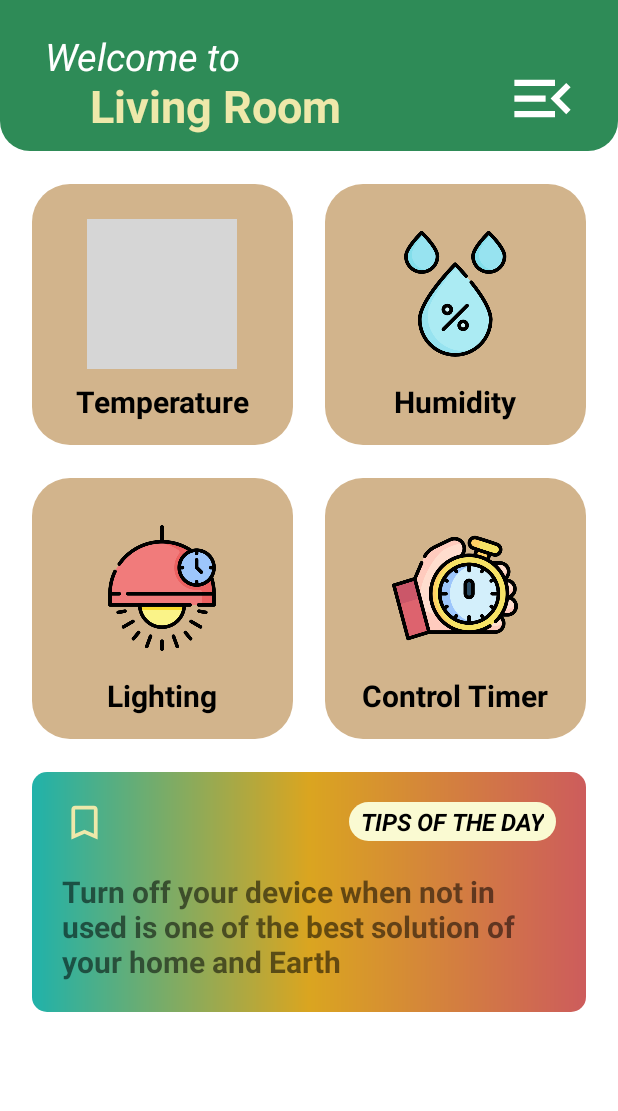
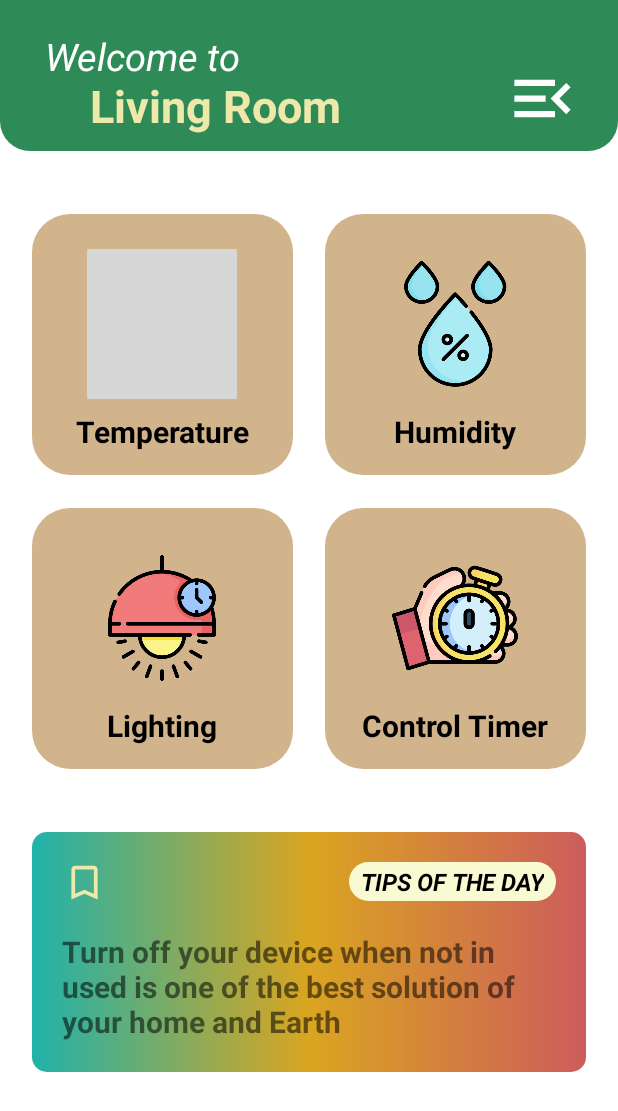
Before and after one commit to PantheraXpoint/IOT_Android, an Android app: the HomeActivity screen opened directly, with no data from a screen before it, on a phone screen of 412 x 824 dp. Shown: the top 1111 px of the screen. Run offline under Robolectric (Android 15) with nearby library versions, the phone set to English and light mode, and no system bars; grey boxes are pictures that could not be loaded.

Commit message:
finish UI for home screen

```diff
--- /dev/null
+++ b/app/src/main/res/drawable/ic_history.xml
@@ -0,0 +1,10 @@
+<vector xmlns:android="http://schemas.android.com/apk/res/android"
+    android:width="24dp"
+    android:height="24dp"
+    android:viewportWidth="24"
+    android:viewportHeight="24"
+    android:tint="?attr/colorControlNormal">
+  <path
+      android:fillColor="@android:color/white"
+      android:pathData="M13,3c-4.97,0 -9,4.03 -9,9L1,12l3.89,3.89 0.07,0.14L9,12L6,12c0,-3.87 3.13,-7 7,-7s7,3.13 7,7 -3.13,7 -7,7c-1.93,0 -3.68,-0.79 -4.94,-2.06l-1.42,1.42C8.27,19.99 10.51,21 13,21c4.97,0 9,-4.03 9,-9s-4.03,-9 -9,-9zM12,8v5l4.28,2.54 0.72,-1.21 -3.5,-2.08L13.5,8L12,8z"/>
+</vector>
--- /dev/null
+++ b/app/src/main/res/drawable/ic_profile.xml
@@ -0,0 +1,10 @@
+<vector xmlns:android="http://schemas.android.com/apk/res/android"
+    android:width="24dp"
+    android:height="24dp"
+    android:viewportWidth="24"
+    android:viewportHeight="24"
+    android:tint="?attr/colorControlNormal">
+  <path
+      android:fillColor="@android:color/white"
+      android:pathData="M12,12c2.21,0 4,-1.79 4,-4s-1.79,-4 -4,-4 -4,1.79 -4,4 1.79,4 4,4zM12,14c-2.67,0 -8,1.34 -8,4v2h16v-2c0,-2.66 -5.33,-4 -8,-4z"/>
+</vector>
--- /dev/null
+++ b/app/src/main/res/drawable/ic_settings.xml
@@ -0,0 +1,10 @@
+<vector xmlns:android="http://schemas.android.com/apk/res/android"
+    android:width="24dp"
+    android:height="24dp"
+    android:viewportWidth="24"
+    android:viewportHeight="24"
+    android:tint="?attr/colorControlNormal">
+  <path
+      android:fillColor="@android:color/white"
+      android:pathData="M19.14,12.94c0.04,-0.3 0.06,-0.61 0.06,-0.94c0,-0.32 -0.02,-0.64 -0.07,-0.94l2.03,-1.58c0.18,-0.14 0.23,-0.41 0.12,-0.61l-1.92,-3.32c-0.12,-0.22 -0.37,-0.29 -0.59,-0.22l-2.39,0.96c-0.5,-0.38 -1.03,-0.7 -1.62,-0.94L14.4,2.81c-0.04,-0.24 -0.24,-0.41 -0.48,-0.41h-3.84c-0.24,0 -0.43,0.17 -0.47,0.41L9.25,5.35C8.66,5.59 8.12,5.92 7.63,6.29L5.24,5.33c-0.22,-0.08 -0.47,0 -0.59,0.22L2.74,8.87C2.62,9.08 2.66,9.34 2.86,9.48l2.03,1.58C4.84,11.36 4.8,11.69 4.8,12s0.02,0.64 0.07,0.94l-2.03,1.58c-0.18,0.14 -0.23,0.41 -0.12,0.61l1.92,3.32c0.12,0.22 0.37,0.29 0.59,0.22l2.39,-0.96c0.5,0.38 1.03,0.7 1.62,0.94l0.36,2.54c0.05,0.24 0.24,0.41 0.48,0.41h3.84c0.24,0 0.44,-0.17 0.47,-0.41l0.36,-2.54c0.59,-0.24 1.13,-0.56 1.62,-0.94l2.39,0.96c0.22,0.08 0.47,0 0.59,-0.22l1.92,-3.32c0.12,-0.22 0.07,-0.47 -0.12,-0.61L19.14,12.94zM12,15.6c-1.98,0 -3.6,-1.62 -3.6,-3.6s1.62,-3.6 3.6,-3.6s3.6,1.62 3.6,3.6S13.98,15.6 12,15.6z"/>
+</vector>
--- a/app/src/main/res/layout/home_activity.xml
+++ b/app/src/main/res/layout/home_activity.xml
@@ -1,9 +1,18 @@
 <?xml version="1.0" encoding="utf-8"?>
-<androidx.constraintlayout.widget.ConstraintLayout xmlns:android="http://schemas.android.com/apk/res/android"
+<androidx.drawerlayout.widget.DrawerLayout
+    xmlns:android="http://schemas.android.com/apk/res/android"
     xmlns:app="http://schemas.android.com/apk/res-auto"
     xmlns:tools="http://schemas.android.com/tools"
+    tools:context=".ActivityController.HomeActivity"
+    android:id="@+id/homeLayout"
     android:layout_width="match_parent"
-    android:id="@+id/homeLayout"
+    android:layout_height="match_parent"
+    android:fitsSystemWindows="true"
+    tools:openDrawer="start">
+
+    <androidx.constraintlayout.widget.ConstraintLayout
+        android:layout_width="match_parent"
+        android:id="@+id/home"
         android:layout_height="match_parent">
 
         <androidx.constraintlayout.widget.ConstraintLayout
@@ -69,7 +78,7 @@
                     android:id="@+id/tempBtn"
                     android:layout_width="0dp"
                     android:layout_height="wrap_content"
-                android:layout_marginTop="22dp"
+                    android:layout_marginTop="42dp"
                     android:background="@drawable/rounded_theme"
                     android:gravity="center"
                     android:orientation="vertical"
@@ -101,7 +110,7 @@
                     android:id="@+id/humidBtn"
                     android:layout_width="0dp"
                     android:layout_height="wrap_content"
-                android:layout_marginTop="22dp"
+                    android:layout_marginTop="42dp"
                     android:background="@drawable/rounded_theme"
                     android:gravity="center"
                     android:orientation="vertical"
@@ -196,7 +205,7 @@
                 </LinearLayout>
 
                 <androidx.constraintlayout.widget.ConstraintLayout
-                android:layout_marginTop="22dp"
+                    android:layout_marginTop="42dp"
                     android:background="@drawable/trending_background"
                     android:layout_width="0dp"
                     android:layout_height="wrap_content"
@@ -251,3 +260,17 @@
             </androidx.constraintlayout.widget.ConstraintLayout>
         </ScrollView>
     </androidx.constraintlayout.widget.ConstraintLayout>
+
+    <com.google.android.material.navigation.NavigationView
+        xmlns:android="http://schemas.android.com/apk/res/android"
+        xmlns:tools="http://schemas.android.com/tools"
+        xmlns:app="http://schemas.android.com/apk/res-auto"
+        android:layout_width="wrap_content"
+        android:layout_height="match_parent"
+        android:id="@+id/nav_view"
+        app:menu="@menu/option_menu_bar"
+        app:headerLayout="@layout/header"
+        android:layout_gravity="end"
+        />
+
+</androidx.drawerlayout.widget.DrawerLayout>
--- /dev/null
+++ b/app/src/main/res/menu/option_menu_bar.xml
@@ -0,0 +1,74 @@
+<?xml version="1.0" encoding="utf-8" ?>
+<menu xmlns:android="http://schemas.android.com/apk/res/android"
+    xmlns:app="http://schemas.android.com/apk/res-auto"
+    xmlns:tools="http://schemas.android.com/tools"
+    tools:showIn="nav_view">
+        <group android:checkableBehavior="single">
+                <item android:id="@+id/roomSelection"
+                        android:title="Room Selection">
+                        <menu>
+                                <item
+                                    android:id="@+id/livingRoom"
+                                    android:icon="@drawable/living_room"
+                                    android:title="Living Room">
+                                </item>
+                                <item
+                                    android:id="@+id/kitchen"
+                                    android:icon="@drawable/kitchen"
+                                    android:title="Kitchen">
+                                </item>
+                                <item
+                                    android:id="@+id/bathRoom"
+                                    android:icon="@drawable/bathtub"
+                                    android:title="Bath Room">
+                                </item>
+                                <item
+                                    android:id="@+id/bedRoom"
+                                    android:icon="@drawable/beds"
+                                    android:title="Bed Room">
+                                </item>
+                        </menu>
+                </item>
+        </group>
+
+        <group android:checkableBehavior="single">
+                <item android:id="@+id/History"
+                android:title="History">
+                        <menu>
+                                <item
+                                    android:id="@+id/menuHistory"
+                                    android:icon="@drawable/ic_history"
+                                    android:title="History Log">
+                                </item>
+                        </menu>
+                </item>
+        </group>
+
+        <group android:checkableBehavior="single">
+                <item android:id="@+id/Profile"
+                        android:title="Profile">
+                        <menu>
+                                <item
+                                    android:id="@+id/menuProfile"
+                                    android:icon="@drawable/ic_profile"
+                                    android:title="My Profile">
+                                </item>
+                        </menu>
+                </item>
+        </group>
+
+        <group android:checkableBehavior="single">
+                <item android:id="@+id/Settings"
+                    android:title="Settings">
+                        <menu>
+                                <item
+                                    android:id="@+id/menuSettings"
+                                    android:icon="@drawable/ic_settings"
+                                    android:title="General">
+                                </item>
+                        </menu>
+                </item>
+        </group>
+
+
+</menu>
--- a/app/src/main/res/values/strings.xml
+++ b/app/src/main/res/values/strings.xml
@@ -1,4 +1,6 @@
 <resources>
     <string name="app_name">My Application</string>
     <string name="testTips">Turn off your device when not in used is one of the best solution of your home and Earth</string>
+    <string name="nav_open">NavigationView ON</string>
+    <string name="nav_close">NavigationView OFF</string>
 </resources>
```
Also changed, not shown: app/src/main/java/com/example/myapplication/ActivityController/HomeActivity.java (+77 -0 lines), app/src/main/res/drawable/ic_home.xml (added, +10 -0 lines), app/src/main/res/layout/header.xml (added, +25 -0 lines), app/src/main/res/menu/bottom_navigation_menu.xml (+19 -6 lines), app/src/main/res/drawable/bathtub.png (added), app/src/main/res/drawable/beds.png (added), app/src/main/res/drawable/kitchen.png (added), app/src/main/res/drawable/living_room.png (added), app/src/main/res/drawable/room.png (added). Lines whose indentation alone changed are shown as unchanged.
